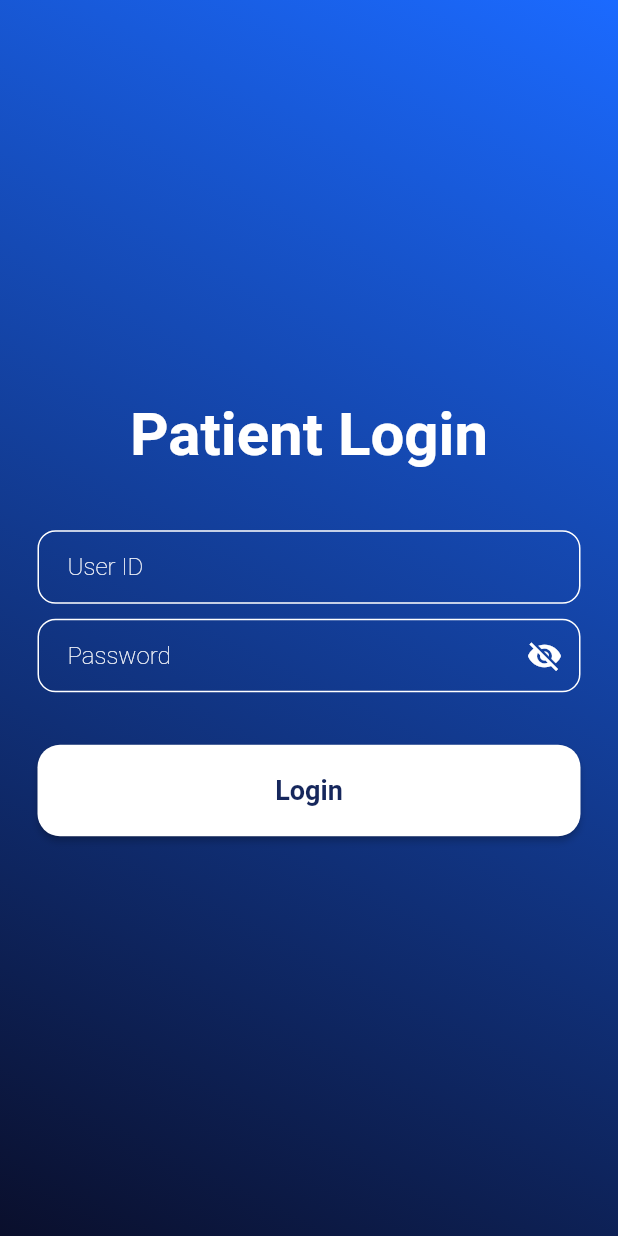
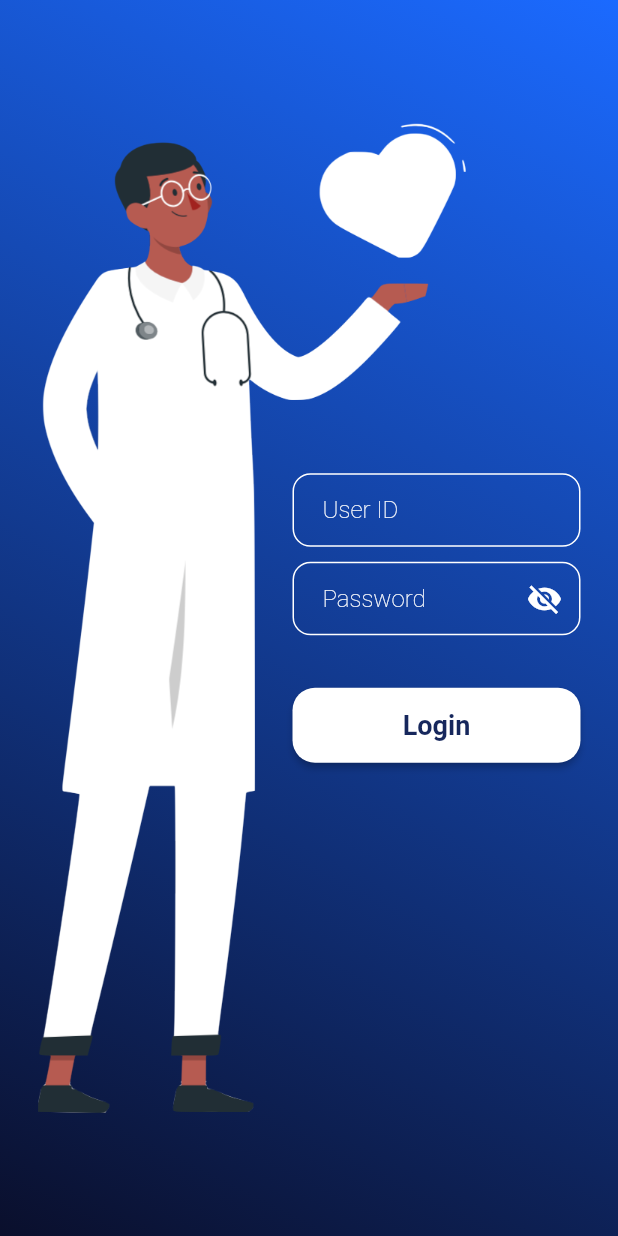
Before and after one commit to vasusomani/med_ez, a Flutter app: the LoginScreen screen opened by its route, on a phone screen of 412 x 824 dp. Run offline on Flutter 3.47's test engine with Material 2 defaults, Android fonts, the phone set to English and light mode, and no system bars; our stand-ins replace fl_chart, flutter_riverpod, internet_connection_checker, shared_preferences, webview_flutter; accounts and stored records are empty; network calls fail.

Commit message:
UI Improvisation at Welcome and Login Screen, Added platform specific features and Updated routings

```diff
--- a/lib/main.dart
+++ b/lib/main.dart
@@ -1,4 +1,5 @@
 import 'package:flutter/material.dart';
+import 'package:flutter/services.dart';
 import 'package:flutter_riverpod/flutter_riverpod.dart';
 import 'logic/utils/shared_preferences.dart';
 import 'presentation/router/route_generator.dart';
@@ -8,6 +9,8 @@ bool? loginStatus;
 void main() async {
   WidgetsFlutterBinding.ensureInitialized();
   loginStatus = await HelperFunctions.getUserLoggedInStatus();
+  SystemChrome.setEnabledSystemUIMode(SystemUiMode.manual,
+      overlays: [SystemUiOverlay.top]);
   debugPrint(loginStatus.toString());
   runApp(const ProviderScope(child: MyApp()));
 }
--- a/lib/presentation/components/custom_buttons.dart
+++ b/lib/presentation/components/custom_buttons.dart
@@ -2,9 +2,17 @@ import 'package:flutter/material.dart';
 import '../../constants/colors.dart';
 
 class PrimaryButton extends StatelessWidget {
-  const PrimaryButton({super.key, required this.onPressed, required this.data});
+  const PrimaryButton({
+    super.key,
+    required this.onPressed,
+    required this.data,
+    this.vertical,
+    this.isLoading = false,
+  });
   final Function() onPressed;
   final String data;
+  final double? vertical;
+  final bool isLoading;
 
   @override
   Widget build(BuildContext context) {
@@ -12,17 +20,22 @@ class PrimaryButton extends StatelessWidget {
       onPressed: onPressed,
       style: ElevatedButton.styleFrom(
         minimumSize: const Size(double.infinity, 50),
-        padding: const EdgeInsets.symmetric(vertical: 20),
+        padding: EdgeInsets.symmetric(vertical: vertical ?? 20),
         backgroundColor: bgPrimaryColor,
         shape: RoundedRectangleBorder(
           borderRadius: BorderRadius.circular(15),
         ),
       ),
-      child: Text(
-        data,
-        style: const TextStyle(
-            color: appBarColor, fontWeight: FontWeight.bold, fontSize: 18),
-      ),
+      child: (isLoading)
+          ? CircularProgressIndicator.adaptive(
+              backgroundColor: bgSecondaryColor)
+          : Text(
+              data,
+              style: const TextStyle(
+                  color: appBarColor,
+                  fontWeight: FontWeight.bold,
+                  fontSize: 18),
+            ),
     );
   }
 }
--- a/lib/presentation/components/custom_snackbar.dart
+++ b/lib/presentation/components/custom_snackbar.dart
@@ -6,7 +6,7 @@ void showCustomSnackBar(String content, BuildContext context,
   ScaffoldMessenger.of(context).hideCurrentSnackBar();
   ScaffoldMessenger.of(context).showSnackBar(
     SnackBar(
-      padding: const EdgeInsets.fromLTRB(20, 5, 10, 5),
+      padding: const EdgeInsets.fromLTRB(20, 5, 10, 10),
       margin: EdgeInsets.symmetric(horizontal: 15, vertical: 10),
       behavior: SnackBarBehavior.floating,
       duration: Duration(milliseconds: 1500),
--- a/lib/presentation/screen/login_screen.dart
+++ b/lib/presentation/screen/login_screen.dart
@@ -2,7 +2,7 @@ import 'package:flutter/foundation.dart';
 import 'package:flutter/material.dart';
 import 'package:flutter_riverpod/flutter_riverpod.dart';
 import 'package:internet_connection_checker/internet_connection_checker.dart';
-import 'package:med_ez/presentation/components/custom_buttons.dart';
+import '../components/custom_buttons.dart';
 import '../components/custom_snackbar.dart';
 import '../../data/services/state_management.dart';
 import '../components/page_navigator.dart';
@@ -22,7 +22,7 @@ class LoginScreen extends ConsumerStatefulWidget {
 class _LoginScreenState extends ConsumerState<LoginScreen> {
   final _authService = AuthService();
 
-  late String _buttonText;
+  bool isLoading = false;
   late String _userId;
   late String _password;
 
@@ -31,7 +31,6 @@ class _LoginScreenState extends ConsumerState<LoginScreen> {
   @override
   void initState() {
     super.initState();
-    _buttonText = 'Login';
     _userId = '';
     _password = '';
   }
@@ -61,7 +60,7 @@ class _LoginScreenState extends ConsumerState<LoginScreen> {
     bool result = await InternetConnectionChecker().hasConnection;
     if (result == true) {
       setState(() {
-        _buttonText = "Logging you in!";
+        isLoading = true;
       });
 
       final response = await _authService.login(_userId, _password);
@@ -80,21 +79,22 @@ class _LoginScreenState extends ConsumerState<LoginScreen> {
             // Successful login
             await _saveData();
             ref.watch(idProvider.notifier).changeId(_userId);
+            setState(() {
+              isLoading = false;
+            });
             showCustomSnackBar("Loggedin Succesfully", context);
             Navigator.of(context).push(
                 MaterialPageRoute(builder: (context) => PagesNavigator()));
           } else {
-            // Handle unsuccessful login
             setState(() {
-              _buttonText = 'Login';
+              isLoading = false;
             });
             showCustomSnackBar("Invalid username or password", context,
                 isAlert: true);
           }
         } else {
-          // Handle other status codes (non-200)
           setState(() {
-            _buttonText = 'Login';
+            isLoading = false;
           });
           showCustomSnackBar(
               "Something went wrong! Please try again later", context,
@@ -102,9 +102,8 @@ class _LoginScreenState extends ConsumerState<LoginScreen> {
           // Show an error message or handle as needed
         }
       } else {
-        // Handle network error or other exceptions
         setState(() {
-          _buttonText = 'Login';
+          isLoading = false;
         });
         showCustomSnackBar(
             "Something went wrong! Please try again later", context,
@@ -112,6 +111,9 @@ class _LoginScreenState extends ConsumerState<LoginScreen> {
         // Show an error message or handle as needed
       }
     } else {
+      setState(() {
+        isLoading = false;
+      });
       showCustomSnackBar("No internet connection found!", context,
           isAlert: true);
     }
@@ -126,23 +128,40 @@ class _LoginScreenState extends ConsumerState<LoginScreen> {
       },
       child: Scaffold(
         body: Container(
+          alignment: Alignment.center,
+          height: double.infinity,
           decoration: const BoxDecoration(gradient: bgGradient),
-          child: Center(
           child: SingleChildScrollView(
             child: Container(
               padding: const EdgeInsets.all(25),
               child: Column(
-                  mainAxisAlignment: MainAxisAlignment.center,
+                mainAxisAlignment: MainAxisAlignment.spaceEvenly,
                 children: [
-                    const Text(
-                      "Patient Login",
-                      style: TextStyle(
-                        fontSize: 40,
-                        fontWeight: FontWeight.w700,
-                        color: bgPrimaryColor,
+                  Stack(
+                    alignment: Alignment.center,
+                    children: [
+                      Align(
+                        alignment: Alignment.centerLeft,
+                        child: Image.asset(
+                          'assets/images/medic3.png',
+                          scale: 2,
                         ),
                       ),
-                    const SizedBox(height: 40),
+                      Align(
+                        alignment: Alignment.centerRight,
+                        child: Padding(
+                          padding: const EdgeInsets.only(left: 170),
+                          child: Column(
+                            children: [
+                              // const Text(
+                              //   "Patient Login",
+                              //   style: TextStyle(
+                              //     fontSize: 30,
+                              //     fontWeight: FontWeight.w700,
+                              //     color: bgPrimaryColor,
+                              //   ),
+                              // ),
+                              // const SizedBox(height: 20),
                               TextField(
                                 style: const TextStyle(color: Colors.white),
                                 decoration: InputDecoration(
@@ -152,11 +171,13 @@ class _LoginScreenState extends ConsumerState<LoginScreen> {
                                   ),
                                   border: OutlineInputBorder(
                                     borderRadius: BorderRadius.circular(12),
-                          borderSide: const BorderSide(color: Colors.white),
+                                    borderSide:
+                                        const BorderSide(color: Colors.white),
                                   ),
                                   enabledBorder: OutlineInputBorder(
                                     borderRadius: BorderRadius.circular(12),
-                          borderSide: const BorderSide(color: Colors.white),
+                                    borderSide:
+                                        const BorderSide(color: Colors.white),
                                   ),
                                   hintText: 'User ID',
                                   hintStyle: const TextStyle(
@@ -174,11 +195,13 @@ class _LoginScreenState extends ConsumerState<LoginScreen> {
                                       horizontal: 20.0, vertical: 15.0),
                                   border: OutlineInputBorder(
                                     borderRadius: BorderRadius.circular(12),
-                          borderSide: const BorderSide(color: Colors.white),
+                                    borderSide:
+                                        const BorderSide(color: Colors.white),
                                   ),
                                   enabledBorder: OutlineInputBorder(
                                     borderRadius: BorderRadius.circular(12),
-                          borderSide: const BorderSide(color: Colors.white),
+                                    borderSide:
+                                        const BorderSide(color: Colors.white),
                                   ),
                                   hintText: 'Password',
                                   hintStyle: const TextStyle(
@@ -204,9 +227,18 @@ class _LoginScreenState extends ConsumerState<LoginScreen> {
                               ),
                               const SizedBox(height: 35),
                               PrimaryButton(
-                        onPressed: _handleLoginPressed, data: _buttonText)
+                                onPressed: _handleLoginPressed,
+                                data: "Login",
+                                vertical: 10,
+                                isLoading: isLoading,
+                              )
                             ],
                           ),
+                        ),
+                      ),
+                    ],
+                  ),
+                ],
               ),
             ),
           ),
--- a/pubspec.yaml
+++ b/pubspec.yaml
@@ -64,8 +64,8 @@ flutter:
   uses-material-design: true
 
   # To add assets to your application, add an assets section, like this:
-  # assets:
-  #   - images/a_dot_burr.jpeg
+  assets:
+    - assets/images/
   #   - images/a_dot_ham.jpeg
 
   # An image asset can refer to one or more resolution-specific "variants", see
```
Also changed, not shown: lib/data/services/state_management.dart (+14 -0 lines), lib/presentation/components/logout_dialog.dart (+35 -9 lines), lib/presentation/components/page_navigator.dart (+15 -6 lines), lib/presentation/screen/dashboard_screen.dart (+7 -3 lines), assets/images/medic.png (added), assets/images/medic2.png (added), assets/images/medic3.png (added). Lines whose indentation alone changed are shown as unchanged.
